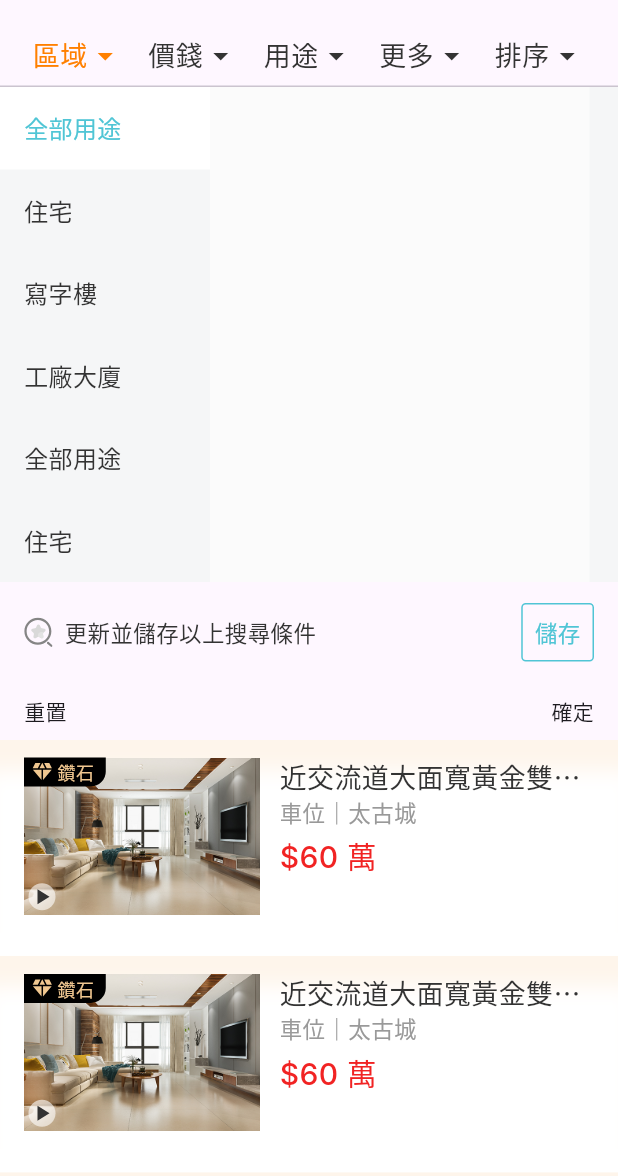
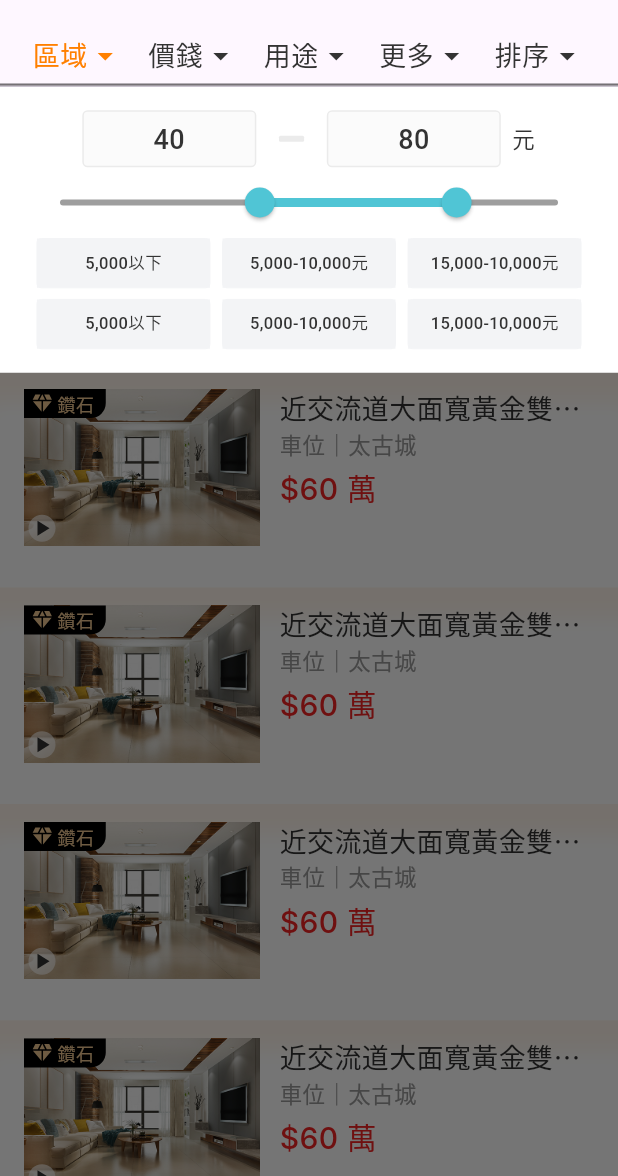
Before and after one commit to datapkt-dev/nova852, a Flutter app: the RentalPage screen opened directly, after a tap on "區域", on a phone screen of 412 x 824 dp, the part 60-1236 px from its top. Run offline on Flutter 3.47's test engine with Material 3 defaults, Android fonts, the phone set to English and light mode, and no system bars; our stand-ins replace card_swiper, flutter_svg; Roboto replaces fonts that are missing (Inter, PingFang TC).

Commit message:
[added] dropdown area

```diff
--- /dev/null
+++ b/lib/components/buttons/btn1.dart
@@ -0,0 +1,114 @@
+import 'package:flutter/material.dart';
+
+class Btn1Widget extends StatelessWidget {
+  String btnText;
+  Btn1Widget({super.key,required this.btnText});
+
+  @override
+  Widget build(BuildContext context) {
+    double screenWidth = MediaQuery.of(context).size.width;
+    double screenHeight= MediaQuery.of(context).size.height;
+    double hScale = screenHeight/852;
+    double wScale = screenWidth/393;
+
+    return Container(
+      width: 110*wScale,
+      height: 34*hScale,
+      decoration: BoxDecoration(color: Color(0xFFE8FCFF)),
+      child: Stack(
+        children: [
+          Positioned(
+            left: 0,
+            top: 0,
+            child: Container(
+              width: 110,
+              height: 34,
+              padding: const EdgeInsets.all(8),
+              decoration: ShapeDecoration(
+                shape: RoundedRectangleBorder(
+                  side: BorderSide(width: 1, color: Color(0xFF50C5D5)),
+                  borderRadius: BorderRadius.circular(3),
+                ),
+              ),
+              child: Row(
+                mainAxisSize: MainAxisSize.min,
+                mainAxisAlignment: MainAxisAlignment.center,
+                crossAxisAlignment: CrossAxisAlignment.center,
+                children: [
+                  Text(
+                    btnText,
+                    textAlign: TextAlign.right,
+                    style: TextStyle(
+                      color: Color(0xFF50C5D5),
+                      fontSize: 15,
+                      fontFamily: 'PingFang TC',
+                      fontWeight: FontWeight.w400,
+                      height: 0,
+                    ),
+                  ),
+                ],
+              ),
+            ),
+          ),
+        ],
+      ),
+    );
+  }
+}
+
+class Btn1 extends StatefulWidget {
+  String btnText;
+  Btn1({super.key,required this.btnText});
+
+  @override
+  State<Btn1> createState() => _Btn1State();
+}
+
+class _Btn1State extends State<Btn1> {
+  bool isSelect = false;
+  @override
+  Widget build(BuildContext context) {
+    double screenWidth = MediaQuery.of(context).size.width;
+    double screenHeight= MediaQuery.of(context).size.height;
+    double hScale = screenHeight/852;
+    double wScale = screenWidth/393;
+    return InkWell(
+      onTap: (){
+        setState(() {
+          isSelect=!isSelect;
+        });
+      },
+      child: Container(
+        width: 110*wScale,
+        height: 34*hScale,
+        decoration: BoxDecoration(color:  isSelect?Color(0xFFE8FCFF):Color(0xFFF3F4F6)),
+        child: Container(
+          padding: const EdgeInsets.all(8),
+          decoration: ShapeDecoration(
+            shape: RoundedRectangleBorder(
+              side: isSelect?BorderSide(width: 1, color: Color(0xFF50C5D5)):BorderSide(width: 0,color: Color(0xFFF3F4F6)),
+              borderRadius: BorderRadius.circular(3),
+            ),
+          ),
+          child: Row(
+            mainAxisSize: MainAxisSize.min,
+            mainAxisAlignment: MainAxisAlignment.center,
+            crossAxisAlignment: CrossAxisAlignment.center,
+            children: [
+              Text(
+                widget.btnText,
+                textAlign: TextAlign.right,
+                style: TextStyle(
+                  color:  isSelect?Color(0xFF50C5D5):Color(0xFF333333),
+                  fontSize: 11,
+                  fontFamily: 'PingFang TC',
+                  fontWeight: FontWeight.w500,
+                ),
+              ),
+            ],
+          ),
+        ),
+      ),
+    );
+  }
+}
--- a/lib/lab/components/price.dart
+++ b/lib/lab/components/price.dart
@@ -0,0 +1,257 @@
+import 'package:flutter/material.dart';
+import 'package:flutter_svg/svg.dart';
+import 'package:nova852/components/buttons/btn1.dart';
+
+class PriceWidget extends StatefulWidget {
+  const PriceWidget({super.key});
+
+  @override
+  State<PriceWidget> createState() => _PriceWidgetState();
+}
+
+class _PriceWidgetState extends State<PriceWidget> {
+  RangeValues _currentRangeValues = const RangeValues(40, 80);
+  @override
+  Widget build(BuildContext context) {
+    double screenWidth = MediaQuery.of(context).size.width;
+    double screenHeight= MediaQuery.of(context).size.height;
+    double hScale = screenHeight/852;
+    double wScale = screenWidth/393;
+
+    return Container(
+        width: double.infinity,
+        //height: 150,
+        padding: const EdgeInsets.all(16),
+        decoration: BoxDecoration(color: Colors.white),
+        child: Column(
+          children: [
+            Container(
+              width: 393,
+              height: 37,
+              child: Row(
+                mainAxisSize: MainAxisSize.min,
+                mainAxisAlignment: MainAxisAlignment.center,
+                crossAxisAlignment: CrossAxisAlignment.center,
+                children: [
+                  Container(
+                    width: 115,
+                    height: 37,
+                    padding: const EdgeInsets.symmetric(horizontal: 10, vertical: 8),
+                    clipBehavior: Clip.antiAlias,
+                    decoration: ShapeDecoration(
+                      color: Color(0xFFFBFBFB),
+                      shape: RoundedRectangleBorder(
+                        side: BorderSide(
+                          width: 1,
+                          strokeAlign: BorderSide.strokeAlignCenter,
+                          color: Color(0xFFEBEBEB),
+                        ),
+                        borderRadius: BorderRadius.circular(3),
+                      ),
+                    ),
+                    child: Center(
+                      child: Text(
+                        '${_currentRangeValues.start.round()}',
+                        textAlign: TextAlign.right,
+                        style: TextStyle(
+                          color: Color(0xFF333333),
+                          fontSize: 18,
+                          fontFamily: 'PingFang TC',
+                          fontWeight: FontWeight.w500,
+                          height: 0,
+                        ),
+                      ),
+                    )
+                  ),
+                  Container(
+                    width: 48,
+                    height: 37,
+                    padding: const EdgeInsets.all(10),
+                    child: Column(
+                      mainAxisSize: MainAxisSize.min,
+                      mainAxisAlignment: MainAxisAlignment.center,
+                      crossAxisAlignment: CrossAxisAlignment.center,
+                      children: [
+                        Container(
+                          width: 14.75,
+                          decoration: ShapeDecoration(
+                            shape: RoundedRectangleBorder(
+                              side: BorderSide(
+                                width: 2,
+                                strokeAlign: BorderSide.strokeAlignCenter,
+                                color: Color(0xFFEBEBEB),
+                              ),
+                            ),
+                          ),
+                        ),
+                      ],
+                    ),
+                  ),
+                  Container(
+                    child: Row(
+                      mainAxisSize: MainAxisSize.min,
+                      mainAxisAlignment: MainAxisAlignment.start,
+                      crossAxisAlignment: CrossAxisAlignment.center,
+                      children: [
+                        Container(
+                          width: 115,
+                          height: 37,
+                          padding: const EdgeInsets.symmetric(horizontal: 10, vertical: 8),
+                          decoration: ShapeDecoration(
+                            color: Color(0xFFFBFBFB),
+                            shape: RoundedRectangleBorder(
+                              side: BorderSide(
+                                width: 1,
+                                strokeAlign: BorderSide.strokeAlignCenter,
+                                color: Color(0xFFEBEBEB),
+                              ),
+                              borderRadius: BorderRadius.circular(3),
+                            ),
+                          ),
+                          child: Row(
+                            mainAxisSize: MainAxisSize.min,
+                            mainAxisAlignment: MainAxisAlignment.center,
+                            crossAxisAlignment: CrossAxisAlignment.center,
+                            children: [
+                              Text(
+                                '${_currentRangeValues.end.round()}',
+                                textAlign: TextAlign.right,
+                                style: TextStyle(
+                                  color: Color(0xFF333333),
+                                  fontSize: 18,
+                                  fontFamily: 'PingFang TC',
+                                  fontWeight: FontWeight.w500,
+                                  height: 0,
+                                ),
+                              ),
+                            ],
+                          ),
+                        ),
+                        const SizedBox(width: 8),
+                        Text(
+                          '元',
+                          textAlign: TextAlign.right,
+                          style: TextStyle(
+                            color: Color(0xFF333333),
+                            fontSize: 15,
+                            fontFamily: 'PingFang TC',
+                            fontWeight: FontWeight.w400,
+                            height: 0,
+                          ),
+                        ),
+                      ],
+                    ),
+                  ),
+                ],
+              ),
+            ),
+            SliderTheme(
+              data: SliderTheme.of(context).copyWith(
+                // 隱藏滑塊操作時的數字標籤
+                showValueIndicator: ShowValueIndicator.never,
+                thumbShape: CustomSliderThumbImage(
+                  thumbRadius: 20,
+                  imageProvider: const AssetImage('assets/images/thumb.png'), // 或使用 SvgPicture.asset('assets/your_icon.svg').image
+                ),
+                // 可選，自定義其他屬性，例如滑塊的顏色
+                activeTrackColor: Color(0xFF50C5D5), // 滑動條激活部分的顏色
+                inactiveTrackColor: Colors.grey, // 滑動條非激活部分的顏色
+                thumbColor: Color(0xFF50C5D5), // 滑塊的顏色
+                overlayColor: Color(0xFF50C5D5).withAlpha(32), // 滑塊外圍顯示的顏色
+              ),
+              child: RangeSlider(
+                values: _currentRangeValues,
+                min: 0,
+                max: 100,
+                divisions: 100,
+                labels: RangeLabels(
+                  _currentRangeValues.start.round().toString(),
+                  _currentRangeValues.end.round().toString(),
+                ),
+                onChanged: (RangeValues values) {
+                  setState(() {
+                    _currentRangeValues = values; // 更新範圍值
+                  });
+                },
+              ),
+            ),
+            Container(
+              // width: 393*wScale,
+              // height: 76*hScale,
+              child: Column(
+                children: [
+                  Row(
+                    mainAxisSize: MainAxisSize.min,
+                    mainAxisAlignment: MainAxisAlignment.center,
+                    crossAxisAlignment: CrossAxisAlignment.center,
+                    children: [
+                      Btn1(btnText: "5,000以下"),
+                      SizedBox(width: 8*wScale),
+                      Btn1(btnText: "5,000-10,000元"),
+                      SizedBox(width: 8*wScale),
+                      Btn1(btnText: "15,000-10,000元")
+                    ],
+                  ),
+                  SizedBox(height: 8*hScale,),
+                  Row(
+                    mainAxisSize: MainAxisSize.min,
+                    mainAxisAlignment: MainAxisAlignment.center,
+                    crossAxisAlignment: CrossAxisAlignment.center,
+                    children: [
+                      Btn1(btnText: "5,000以下"),
+                      SizedBox(width: 8*wScale),
+                      Btn1(btnText: "5,000-10,000元"),
+                      SizedBox(width: 8*wScale),
+                      Btn1(btnText: "15,000-10,000元")
+                    ],
+                  ),
+                ],
+              )
+            ),
+          ],
+        )
+    );
+  }
+}
+
+class CustomSliderThumbImage extends SliderComponentShape {
+  final double thumbRadius;
+  final ImageProvider imageProvider;
+
+  CustomSliderThumbImage({required this.thumbRadius, required this.imageProvider});
+
+  @override
+  Size getPreferredSize(bool isEnabled, bool isDiscrete) {
+    return Size.fromRadius(thumbRadius);
+  }
+
+  @override
+  void paint(PaintingContext context, Offset center,
+      {required Animation<double> activationAnimation,
+        required Animation<double> enableAnimation,
+        required bool isDiscrete,
+        required TextPainter labelPainter,
+        required RenderBox parentBox,
+        required SliderThemeData sliderTheme,
+        required TextDirection textDirection,
+        required double value,
+        required double textScaleFactor,
+        required Size sizeWithOverflow}) {
+    final ImageConfiguration imageConfig = ImageConfiguration(size: Size.fromRadius(thumbRadius));
+    final ImageStream imageStream = imageProvider.resolve(imageConfig);
+    final ImageStreamListener listener = ImageStreamListener((ImageInfo image, bool synchronousCall) {
+      final imageOffset = Offset(
+        center.dx - (image.image.width / 2),
+        center.dy - (image.image.height / 2),
+      );
+      paintImage(
+          canvas: context.canvas,
+          rect: Rect.fromLTWH(imageOffset.dx, imageOffset.dy, image.image.width.toDouble(), image.image.height.toDouble()),
+          image: image.image,
+          fit: BoxFit.fill);
+    });
+
+    imageStream.addListener(listener);
+    imageStream.removeListener(listener); // You might need a better way to manage the listener's lifecycle
+  }
+}
--- a/lib/lab/p1.dart
+++ b/lib/lab/p1.dart
@@ -13,6 +13,9 @@ class _T1PageState extends State<T1Page> {
 
   bool _showA = false;
   bool _showB = false;
+  final List<int> items = List<int>.generate(100, (i) => i + 1);
+  bool _isOverlayVisible = false;
+
 
 
   @override
@@ -23,7 +26,29 @@ class _T1PageState extends State<T1Page> {
       appBar: AppBar(
         title: Text("Lab"),
       ),
-      body: Column(
+      body: Stack(
+        children: [
+          ListView.builder(
+            itemCount: items.length,
+            itemBuilder: (context, index) {
+              return ListTile(
+                title: Text('項目 ${items[index]}'),
+              );
+            },
+          ),
+          if (_isOverlayVisible) ...[
+            ModalBarrier(
+              color: Colors.black54, // 暗色遮罩
+              dismissible: true, // 點擊遮罩是否可以關閉Overlay
+              onDismiss: () {
+                setState(() {
+                  _isOverlayVisible = false;
+                  _showB= !_showB; // 切換 ContainerA 的顯示狀態
+                });
+              },
+            ),
+          ],
+          Column(
             children: <Widget>[
               Row(
                 mainAxisAlignment: MainAxisAlignment.spaceEvenly,
@@ -31,8 +56,8 @@ class _T1PageState extends State<T1Page> {
                   ElevatedButton(
                     onPressed: () {
                       setState(() {
-                    _showB = false;
-                    _showA = !_showA; // 切換 ContainerA 的顯示狀態
+                        _isOverlayVisible = !_isOverlayVisible; // 切換遮罩顯示狀態
+                        _showB= !_showB; // 切換 ContainerA 的顯示狀態
                       });
                     },
                     child: const Text('Button1'),
@@ -41,6 +66,7 @@ class _T1PageState extends State<T1Page> {
                     onPressed: () {
                       setState(() {
                         _showA = false;
+                        _isOverlayVisible = !_isOverlayVisible; // 切換遮罩顯示狀態
                         _showB = !_showB; // 切換 ContainerB 的顯示狀態
                       });
                     },
@@ -49,7 +75,9 @@ class _T1PageState extends State<T1Page> {
                 ],
               ),
               if (_showA) MoreWidget(), // 根據狀態顯示 ContainerA
-          if (_showB) FunctionWidget() // 根據狀態顯示 ContainerB
+              if (_showB) FunctionWidget(),
+            ],
+          ),
         ],
       ),
     );
--- a/lib/pages/index/rental_page.dart
+++ b/lib/pages/index/rental_page.dart
@@ -3,6 +3,7 @@ import 'package:flutter/material.dart';
 import 'package:flutter_svg/svg.dart';
 import 'package:nova852/item_deatil.dart';
 import 'package:nova852/lab/components/function.dart';
+import 'package:nova852/lab/components/price.dart';
 import 'package:nova852/pages/index/components/area.dart';
 import 'package:nova852/pages/index/components/function.dart';
 
@@ -21,6 +22,8 @@ class _RentalPageState extends State<RentalPage> {
   int _selectedIndex = 0;
   double _height = 40;
   bool _showContainer = false;
+  final List<int> items = List<int>.generate(100, (i) => i + 1);
+  bool _isOverlayVisible = false;
 
   @override
   Widget build(BuildContext context) {
@@ -44,65 +47,11 @@ class _RentalPageState extends State<RentalPage> {
           ],
         ),
         body: SafeArea(
-            child: Column(
+            child: Stack(
                   children: [
-                AnimatedContainer(
-                  //height: 440,
-                  //padding: EdgeInsets.only(left: 16, right: 16, top: 0),
-                  duration: Duration(milliseconds: 300),
-                  alignment: Alignment.topCenter,
-                  child: Column(
+                    Column(
                       children: [
-                      Container(
-                        padding: EdgeInsets.symmetric(horizontal: 16, vertical: 8),
-                        alignment: Alignment.center,
-                        child: Row(
-                          mainAxisAlignment: MainAxisAlignment.spaceBetween,
-                          children: List.generate(widget.tab.length, (index) {
-                            return Container(
-                              width: 72,
-                              alignment: Alignment.center,
-                              child: InkWell(
-                                onTap: () {
-                                  setState(() {
-                                    _showContainer = !_showContainer;
-                                    _selectedIndex = index;
-                                    if (_height == 40) {
-                                      _height = 100;
-                                    } else {
-                                      _height = 40;
-                                    }
-                                  });
-                                },
-                                child: Row(
-                                  mainAxisAlignment: MainAxisAlignment.center,
-                                  children: [
-                                    Text(
-                                      widget.tab[index],
-                                      style: TextStyle(
-                                        color: _selectedIndex == index ? Color(0xFFFF8000) : Color(0xFF333333),
-                                        fontFamily: 'PingFang TC',
-                                        fontSize: 18,
-                                        //fontWeight: _selectedIndex == index ? FontWeight.w500 : FontWeight.w400,
-                                      ),
-                                    ),
-                                    Icon(
-                                      Icons.arrow_drop_down,
-                                      color: _selectedIndex == index ? Color(0xFFFF8000) : Color(0xFF333333),
-                                    ),
-                                  ],
-                                ),
-                              ),
-                            );
-                          }),
-                        ),
-                      ),
-                      Divider(height: 0,),
-                    ],
-                  ),
-                ),
-                Stack(
-                  children: [
+                        SizedBox(height: 40*hScale,),
                         SingleChildScrollView(
                           scrollDirection: Axis.horizontal,
                           child: Container(
@@ -144,12 +93,6 @@ class _RentalPageState extends State<RentalPage> {
                               }),
                             ),
                           ),
-                    ),
-                    Visibility(
-                      visible: _showContainer,
-                      child: FunctionWidget2(),
-                    ),
-                  ],
                         ),
                         Expanded(
                             child: ListView.builder(
@@ -267,9 +210,97 @@ class _RentalPageState extends State<RentalPage> {
                               },
                               itemCount: 5,
                             ),
+                        )
+                      ],
+                    ),
+                    if (_isOverlayVisible) ...[
+                      Positioned(
+                        top: 41*hScale, // 向下推移20px
+                        left: 0,
+                        right: 0,
+                        bottom: 0,
+                        child: ModalBarrier(
+                          color: Colors.black54, // 暗色遮罩
+                          dismissible: true, // 點擊遮罩是否可以關閉Overlay
+                          onDismiss: () {
+                            setState(() {
+                              _showContainer = !_showContainer;
+                              _isOverlayVisible = false;
+                              // _showB= !_showB; // 切換 ContainerA 的顯示狀態
+                            });
+                          },
+                        ),
+                      ),
+                    ],
+                    Column(
+                      children: [
+                        AnimatedContainer(
+                          //height: 440,
+                          //padding: EdgeInsets.only(left: 16, right: 16, top: 0),
+                          duration: Duration(milliseconds: 300),
+                          alignment: Alignment.topCenter,
+                          child: Column(
+                            children: [
+                              Container(
+                                padding: EdgeInsets.symmetric(horizontal: 16, vertical: 8),
+                                alignment: Alignment.center,
+                                child: Row(
+                                  mainAxisAlignment: MainAxisAlignment.spaceBetween,
+                                  children: List.generate(widget.tab.length, (index) {
+                                    return Container(
+                                      width: 72,
+                                      alignment: Alignment.center,
+                                      child: InkWell(
+                                        onTap: () {
+                                          _isOverlayVisible = !_isOverlayVisible; // 切換遮罩顯示狀態
+                                          setState(() {
+                                            _showContainer = !_showContainer;
+                                            _selectedIndex = index;
+                                            if (_height == 40) {
+                                              _height = 100;
+                                            } else {
+                                              _height = 40;
+                                            }
+                                          });
+                                        },
+                                        child: Row(
+                                          mainAxisAlignment: MainAxisAlignment.center,
+                                          children: [
+                                            Text(
+                                              widget.tab[index],
+                                              style: TextStyle(
+                                                color: _selectedIndex == index ? Color(0xFFFF8000) : Color(0xFF333333),
+                                                fontFamily: 'PingFang TC',
+                                                fontSize: 18,
+                                                //fontWeight: _selectedIndex == index ? FontWeight.w500 : FontWeight.w400,
+                                              ),
+                                            ),
+                                            Icon(
+                                              Icons.arrow_drop_down,
+                                              color: _selectedIndex == index ? Color(0xFFFF8000) : Color(0xFF333333),
+                                            ),
+                                          ],
+                                        ),
+                                      ),
+                                    );
+                                  }),
+                                ),
+                              ),
+                              Divider(height: 0,),
+                            ],
+                          ),
+                        ),
+                        Visibility(
+                          visible: _showContainer,
+                          child: PriceWidget(),
+                          // child: FunctionWidget2(),
                         ),
                       ],
                     )
+                  ],
+            ),
+
+
         ),
     );
   }
--- a/pubspec.yaml
+++ b/pubspec.yaml
@@ -86,6 +86,7 @@ flutter:
     - assets/images/house_e.jpeg
     - assets/images/rentalitem.jpeg
     - assets/images/item_img.jpeg
+    - assets/images/thumb.png
   #   - images/a_dot_burr.jpeg
   #   - images/a_dot_ham.jpeg
 
```
Also changed, not shown: assets/images/thumb.png (added). Lines whose indentation alone changed are shown as unchanged.
